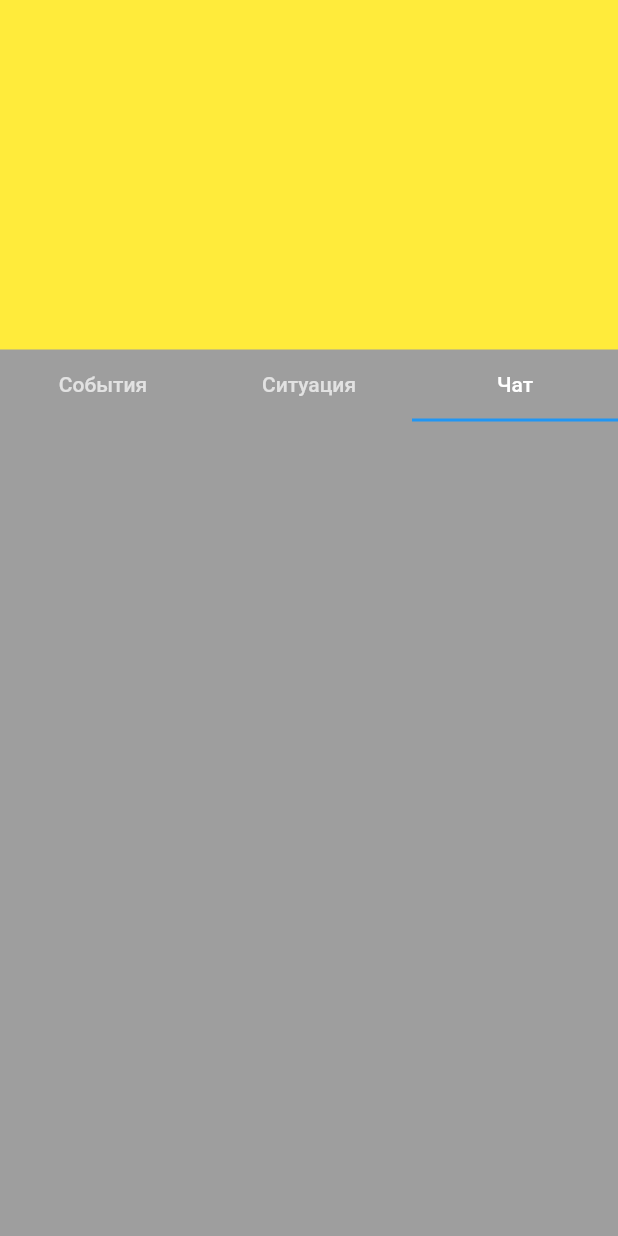
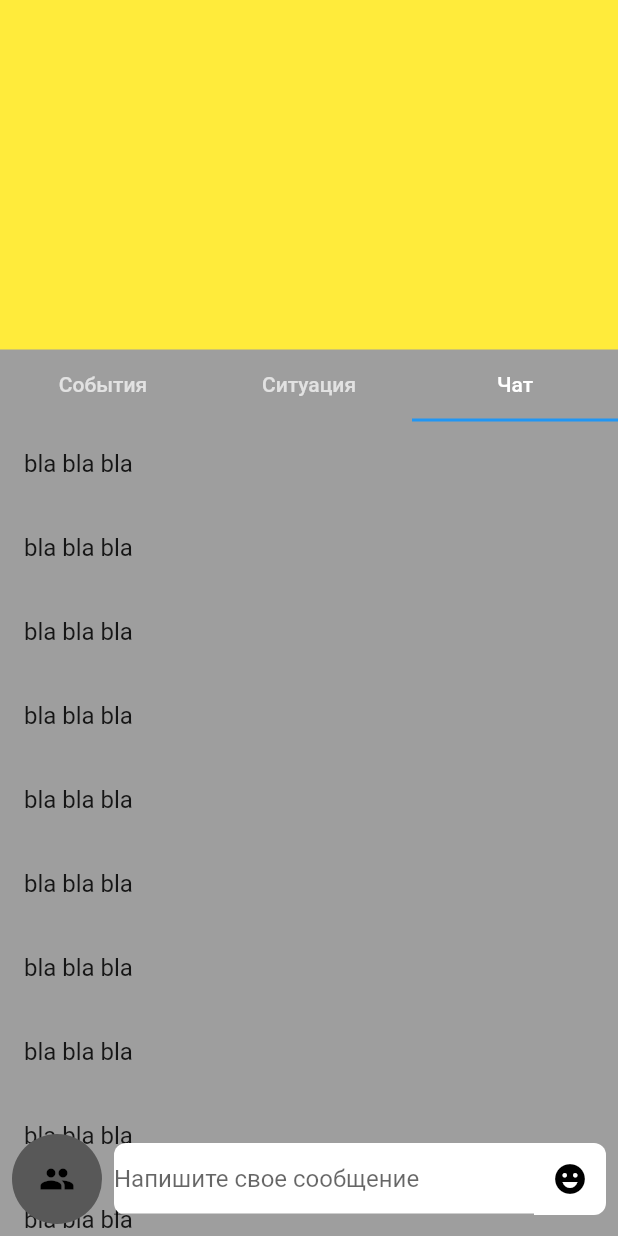
Before and after one commit to grafovdenis/fights, a Flutter app: the RoundPage screen opened directly, tab 3 chosen, on a phone screen of 412 x 824 dp. Run offline on Flutter 3.47's test engine with Material 2 defaults, Android fonts, the phone set to English and light mode, and no system bars; our stand-ins replace bloc, flutter_bloc.

Commit message:
update chat_widget

```diff
--- a/lib/pages/fight_page.dart
+++ b/lib/pages/fight_page.dart
@@ -33,6 +33,7 @@ class FightPage extends StatelessWidget {
           }
         },
       ),
+      floatingActionButtonLocation: FloatingActionButtonLocation.endTop,
       floatingActionButton: FloatingActionButton(
         child: Icon(Icons.play_arrow_rounded),
         onPressed: () {
--- a/lib/widgets/chat/chat_widget.dart
+++ b/lib/widgets/chat/chat_widget.dart
@@ -5,6 +5,66 @@ class ChatWidget extends StatelessWidget {
 
   @override
   Widget build(BuildContext context) {
-    return Container();
+    return Stack(
+      children: [
+        ListView.builder(
+          itemCount: 50,
+          itemBuilder: (context, index) {
+            return ListTile(
+              title: Text("bla bla bla"),
+            );
+          },
+        ),
+        Align(
+          alignment: Alignment.bottomCenter,
+          child: Padding(
+            padding: const EdgeInsets.all(8.0),
+            child: Row(
+              children: [
+                CircleAvatar(
+                  radius: 30,
+                  backgroundColor: const Color.fromRGBO(88, 88, 88, 1),
+                  child: IconButton(
+                    icon: Icon(
+                      Icons.people,
+                      color: Colors.black,
+                    ),
+                    onPressed: () {},
+                  ),
+                ),
+                SizedBox(width: 8),
+                Flexible(
+                  child: Container(
+                    height: 48,
+                    decoration: BoxDecoration(
+                      color: Colors.white,
+                      borderRadius: BorderRadius.circular(8),
+                    ),
+                    child: Row(
+                      mainAxisSize: MainAxisSize.min,
+                      children: [
+                        Flexible(
+                          child: TextField(
+                            decoration: InputDecoration(
+                                hintText: "Напишите свое сообщение"),
+                          ),
+                        ),
+                        IconButton(
+                          icon: Icon(
+                            Icons.emoji_emotions,
+                            color: Colors.black,
+                          ),
+                          onPressed: () {},
+                        )
+                      ],
+                    ),
+                  ),
+                )
+              ],
+            ),
+          ),
+        )
+      ],
+    );
   }
 }
```
